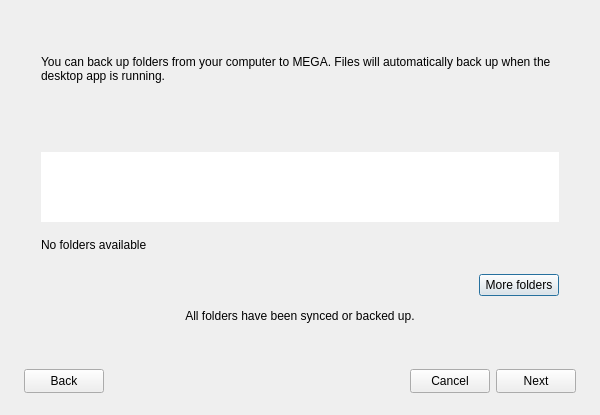
Above: src/MEGASync/syncs/gui/Backups/linux/BackupsWizard.ui from meganz/MEGAsync before the change. Below: the same form after it.
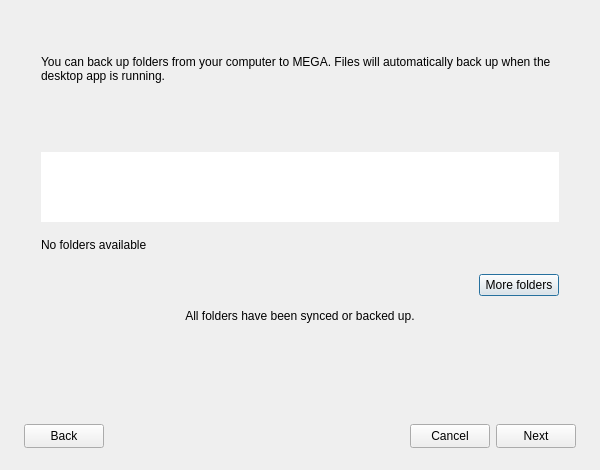
That is the form after the change. Icons and pictures are not drawn.

Diff of the .ui file:
```diff
--- a/src/MEGASync/syncs/gui/Backups/linux/BackupsWizard.ui
+++ b/src/MEGASync/syncs/gui/Backups/linux/BackupsWizard.ui
@@ -10,7 +10,7 @@
     <x>0</x>
     <y>0</y>
     <width>600</width>
-    <height>367</height>
+    <height>470</height>
    </rect>
   </property>
   <property name="sizePolicy">
```
Left out of the diff: 21 changed lines with no effect on the pictures.
